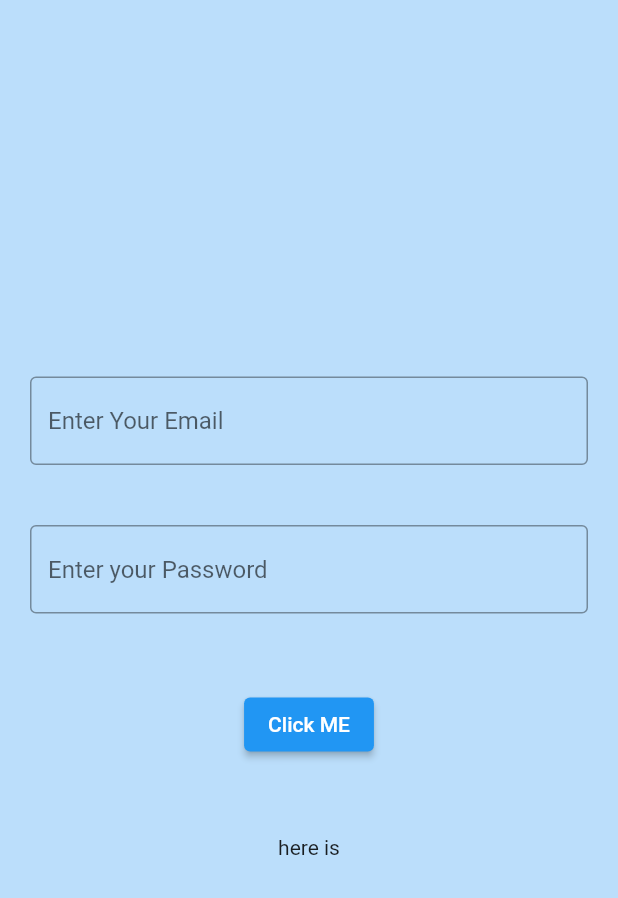
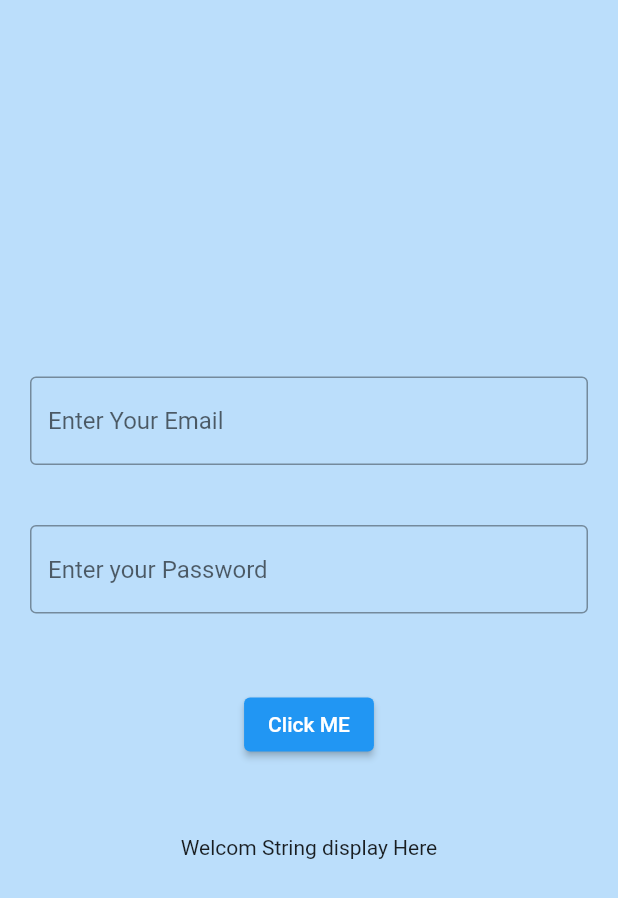
Before and after one commit to Irfadg/Facebook_demo_UI, a Flutter app: the screen it shows after launch, on a phone screen of 412 x 824 dp. Shown: the top 898 px of the screen. Run offline on Flutter 3.47's test engine with Material 2 defaults, Android fonts, the phone set to English and light mode, and no system bars.

```diff
--- a/lib/main.dart
+++ b/lib/main.dart
@@ -19,10 +19,18 @@ class Myapp extends StatelessWidget {
   }
 }
 
-class Loginpage extends StatelessWidget {
+class Loginpage extends StatefulWidget {
   Loginpage({Key? key}) : super(key: key);
+
+  @override
+  State<Loginpage> createState() => _LoginpageState();
+}
+
+class _LoginpageState extends State<Loginpage> {
   final _textcontroller = TextEditingController();
-  final _textcontrollerforpassword = TextEditingController();
+
+  String _displayString = "String display Here";
+
   @override
   Widget build(BuildContext context) {
     return Scaffold(
@@ -46,7 +54,6 @@ class Loginpage extends StatelessWidget {
                 Padding(
                   padding: const EdgeInsets.all(20),
                   child: TextField(
-                    controller: _textcontrollerforpassword,
                     decoration: InputDecoration(
                       border: OutlineInputBorder(),
                       hintText: 'Enter your Password',
@@ -59,14 +66,17 @@ class Loginpage extends StatelessWidget {
                     onPressed: () {
                       //Get value
                       print(_textcontroller.text);
-                      print(_textcontrollerforpassword.text);
+                      setState(() {
+                         _displayString = _textcontroller.text;
+                      });
+
                     },
                     child: Text("Click ME"),
                   ),
                 ),
                 Padding(
                   padding: const EdgeInsets.all(20),
-                  child: Text("here is"),
+                  child: Text("Welcom $_displayString"),
                 )
               ],
             ),
@@ -80,4 +90,4 @@ class Loginpage extends StatelessWidget {
 //access the input values from textbox
 //textcontroller
 //controller
-//texteditingcontroller
+//
```
